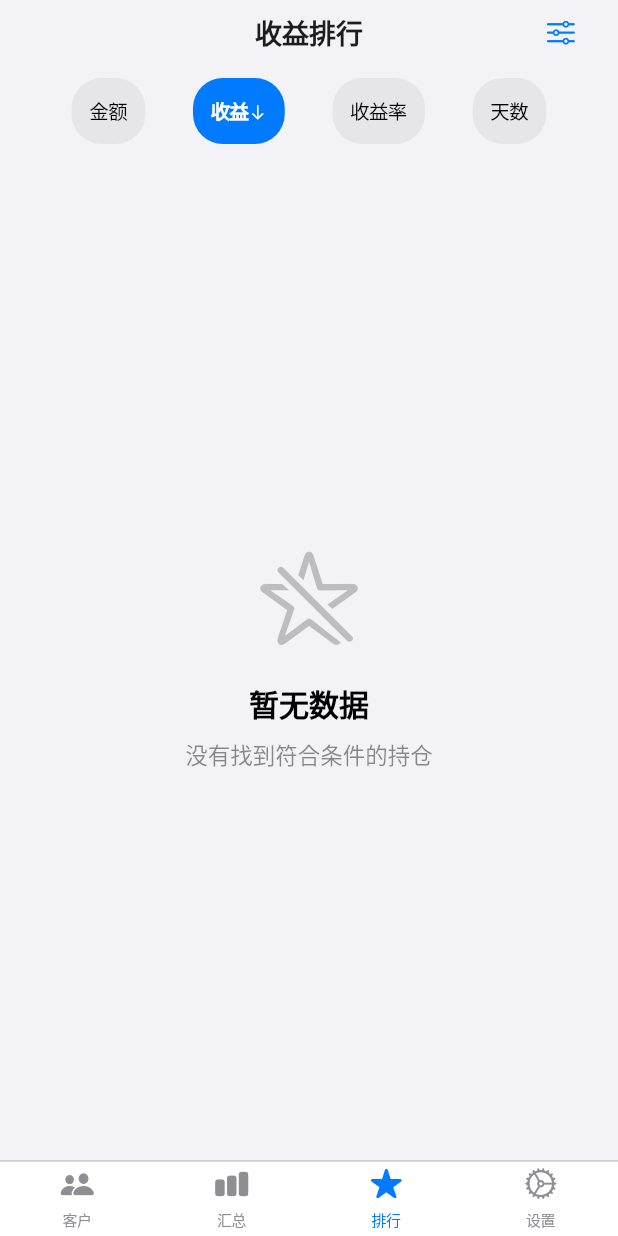
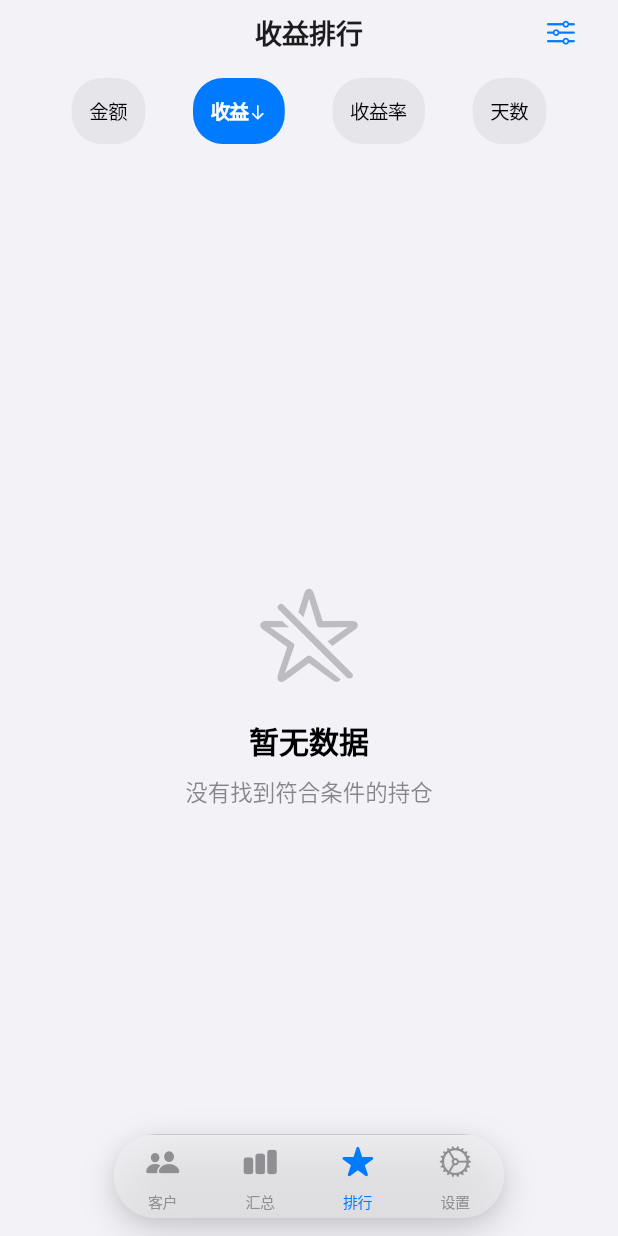
Before and after one commit to rizona27/fundlink, a Flutter app: the screen it shows after launch, item 3 of the bottom bar chosen, on a phone screen of 412 x 824 dp. Run offline on Flutter 3.47's test engine with Material 3 defaults, Android fonts, the phone set to English and light mode, and no system bars; our stand-ins replace shared_preferences.

Commit message:
0.0.8
新增自定义导航栏，优化拖动时顶部工具栏表现

```diff
--- a/lib/main.dart
+++ b/lib/main.dart
@@ -6,6 +6,7 @@ import 'views/client_view.dart';
 import 'views/summary_view.dart';
 import 'views/top_performers_view.dart';
 import 'views/config_view.dart';
+import 'widgets/floating_tab_bar.dart';
 import 'widgets/theme_switch.dart' as theme;
 
 void main() {
@@ -64,51 +65,37 @@ class _MyAppState extends State<MyApp> {
     final backgroundColor = isDarkMode
         ? const Color(0xFF1C1C1E)
         : const Color(0xFFF2F2F7);
-    final barBackgroundColor = isDarkMode
-        ? CupertinoColors.black.withOpacity(0.8)
-        : CupertinoColors.systemBackground.withOpacity(0.92);
-    final textColor = isDarkMode ? CupertinoColors.white : const Color(0xFF1C1C1E);
 
-    final themeData = CupertinoThemeData(
+    return DataManagerProvider(
+      dataManager: _dataManager,
+      child: CupertinoApp(
+        title: '基金持仓管理',
+        theme: CupertinoThemeData(
           brightness: _currentBrightness,
           primaryColor: const Color(0xFF007AFF),
           primaryContrastingColor: CupertinoColors.white,
-      barBackgroundColor: barBackgroundColor,
           scaffoldBackgroundColor: backgroundColor,
           textTheme: CupertinoTextThemeData(
             navTitleTextStyle: TextStyle(
               fontSize: 18,
               fontWeight: FontWeight.w600,
-          color: textColor,
+              color: isDarkMode ? CupertinoColors.white : const Color(0xFF1C1C1E),
             ),
             textStyle: TextStyle(
               fontSize: 17,
-          color: textColor,
+              color: isDarkMode ? CupertinoColors.white : const Color(0xFF1C1C1E),
             ),
           ),
-    );
-
-    return DataManagerProvider(
-      dataManager: _dataManager,
-      child: AnimatedContainer(
-        duration: const Duration(milliseconds: 500),
-        curve: Curves.easeInOut,
-        color: backgroundColor,
-        child: CupertinoApp(
-          title: '基金持仓管理',
-          theme: themeData,
-          home: MainTabView(dataManager: _dataManager),
+        ),
+        home: const MainTabView(),
         debugShowCheckedModeBanner: false,
-        ),
       ),
     );
   }
 }
 
 class MainTabView extends StatefulWidget {
-  final DataManager dataManager;
-
-  const MainTabView({super.key, required this.dataManager});
+  const MainTabView({super.key});
 
   @override
   State<MainTabView> createState() => _MainTabViewState();
@@ -116,33 +103,16 @@ class MainTabView extends StatefulWidget {
 
 class _MainTabViewState extends State<MainTabView> {
   int _selectedIndex = 0;
+  final GlobalKey<FloatingTabBarState> _tabBarKey = GlobalKey<FloatingTabBarState>();
 
-  late final List<Widget> _pages;
-
-  @override
-  void initState() {
-    super.initState();
-    debugPrint('==================== MainTabView initState ====================');
-    debugPrint('持仓数量: ${widget.dataManager.holdings.length}');
-
-    _pages = [
+  final List<Widget> _pages = [
     const ClientView(),
     const SummaryView(),
     const TopPerformersView(),
     const ConfigView(),
   ];
-  }
 
-  @override
-  Widget build(BuildContext context) {
-    return CupertinoTabScaffold(
-      tabBar: CupertinoTabBar(
-        activeColor: const Color(0xFF007AFF),
-        inactiveColor: const Color(0xFF8E8E93),
-        backgroundColor: CupertinoColors.systemBackground,
-        height: 50,
-        iconSize: 22,
-        items: const [
+  final List<BottomNavigationBarItem> _tabItems = const [
     BottomNavigationBarItem(
       icon: Icon(CupertinoIcons.person_2_fill),
       label: '客户',
@@ -159,13 +129,47 @@ class _MainTabViewState extends State<MainTabView> {
       icon: Icon(CupertinoIcons.settings),
       label: '设置',
     ),
+  ];
+
+  void _handleScroll() {
+    _tabBarKey.currentState?.onScroll();
+  }
+
+  @override
+  Widget build(BuildContext context) {
+    return Stack(
+      children: [
+        NotificationListener<ScrollNotification>(
+          onNotification: (notification) {
+            if (notification is ScrollUpdateNotification) {
+              _handleScroll();
+            }
+            return false;
+          },
+          child: IndexedStack(
+            index: _selectedIndex,
+            children: _pages,
+          ),
+        ),
+        Positioned(
+          bottom: 0,
+          left: 0,
+          right: 0,
+          child: Center(
+            child: FloatingTabBar(
+              key: _tabBarKey,
+              currentIndex: _selectedIndex,
+              onTap: (index) {
+                setState(() {
+                  _selectedIndex = index;
+                });
+                _tabBarKey.currentState?.restore();
+              },
+              items: _tabItems,
+            ),
+          ),
+        ),
       ],
-      ),
-      tabBuilder: (context, index) {
-        return CupertinoTabView(
-          builder: (context) => _pages[index],
-        );
-      },
     );
   }
 }
--- /dev/null
+++ b/lib/widgets/floating_tab_bar.dart
@@ -0,0 +1,128 @@
+import 'dart:async';
+import 'package:flutter/cupertino.dart';
+import 'package:flutter/material.dart' show Colors;
+
+/// 悬浮药丸状底部导航栏（滚动时降低透明度，纯阴影立体感，无边框）
+class FloatingTabBar extends StatefulWidget {
+  final int currentIndex;
+  final ValueChanged<int> onTap;
+  final List<BottomNavigationBarItem> items;
+
+  const FloatingTabBar({
+    super.key,
+    required this.currentIndex,
+    required this.onTap,
+    required this.items,
+  });
+
+  @override
+  State<FloatingTabBar> createState() => FloatingTabBarState();
+}
+
+class FloatingTabBarState extends State<FloatingTabBar> with TickerProviderStateMixin {
+  late AnimationController _opacityController;
+  Timer? _restoreTimer;
+  bool _isScrolling = false;
+
+  static const double _normalOpacity = 0.5;
+  static const double _scrollingOpacity = 0.05;
+
+  @override
+  void initState() {
+    super.initState();
+    _opacityController = AnimationController(
+      duration: const Duration(milliseconds: 200),
+      vsync: this,
+    )..value = _normalOpacity;
+  }
+
+  void onScroll() {
+    if (!_isScrolling) {
+      _isScrolling = true;
+      _opacityController.animateTo(_scrollingOpacity);
+    }
+    _resetRestoreTimer();
+  }
+
+  void _resetRestoreTimer() {
+    _restoreTimer?.cancel();
+    _restoreTimer = Timer(const Duration(milliseconds: 500), () {
+      if (_isScrolling && mounted) {
+        _isScrolling = false;
+        _opacityController.animateTo(_normalOpacity);
+      }
+    });
+  }
+
+  void restore() {
+    _restoreTimer?.cancel();
+    _isScrolling = false;
+    _opacityController.animateTo(_normalOpacity);
+  }
+
+  @override
+  void dispose() {
+    _opacityController.dispose();
+    _restoreTimer?.cancel();
+    super.dispose();
+  }
+
+  @override
+  Widget build(BuildContext context) {
+    final isDarkMode = CupertinoTheme.brightnessOf(context) == Brightness.dark;
+    final bottomPadding = MediaQuery.of(context).padding.bottom;
+
+    final backgroundColor = isDarkMode
+        ? CupertinoColors.black
+        : CupertinoColors.white;
+
+    final boxShadow = [
+      BoxShadow(
+        color: Colors.black.withOpacity(isDarkMode ? 0.4 : 0.15),
+        blurRadius: 20,
+        spreadRadius: 0,
+        offset: const Offset(0, 8),
+      ),
+      BoxShadow(
+        color: Colors.black.withOpacity(isDarkMode ? 0.2 : 0.08),
+        blurRadius: 10,
+        spreadRadius: -2,
+        offset: const Offset(0, 3),
+      ),
+    ];
+
+    return AnimatedBuilder(
+      animation: _opacityController,
+      builder: (context, child) {
+        return Container(
+          margin: EdgeInsets.only(bottom: bottomPadding + 12),
+          width: 260,
+          height: 56,
+          decoration: BoxDecoration(
+            color: backgroundColor.withOpacity(_opacityController.value),
+            borderRadius: BorderRadius.circular(30),
+            boxShadow: boxShadow,
+          ),
+          child: ClipRRect(
+            borderRadius: BorderRadius.circular(30),
+            child: CupertinoTabBar(
+              currentIndex: widget.currentIndex,
+              onTap: (index) {
+                widget.onTap(index);
+                restore();
+              },
+              items: widget.items,
+              backgroundColor: Colors.transparent,
+              activeColor: CupertinoColors.activeBlue,
+              inactiveColor: isDarkMode
+                  ? CupertinoColors.white.withOpacity(0.6)
+                  : CupertinoColors.systemGrey,
+              iconSize: 22,
+              height: 56,
+            ),
+          ),
+        );
+      },
+    );
+  }
+}
```
Also changed, not shown: lib/views/client_view.dart (+155 -50 lines), 2 other files. Lines whose indentation alone changed are shown as unchanged.
